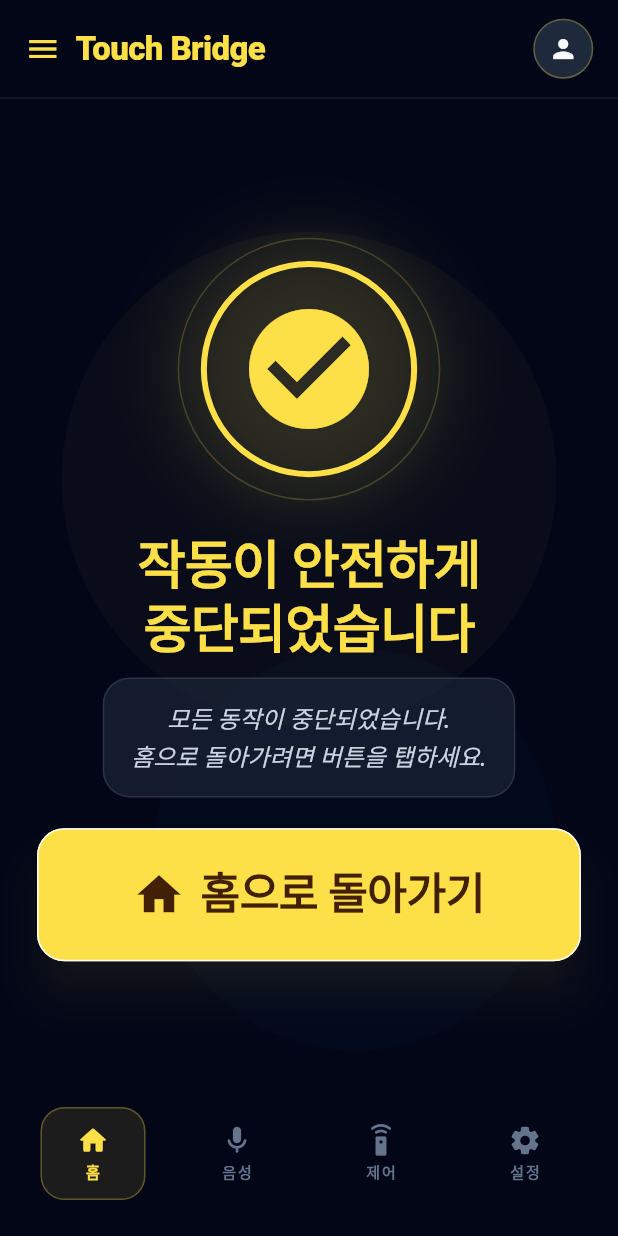
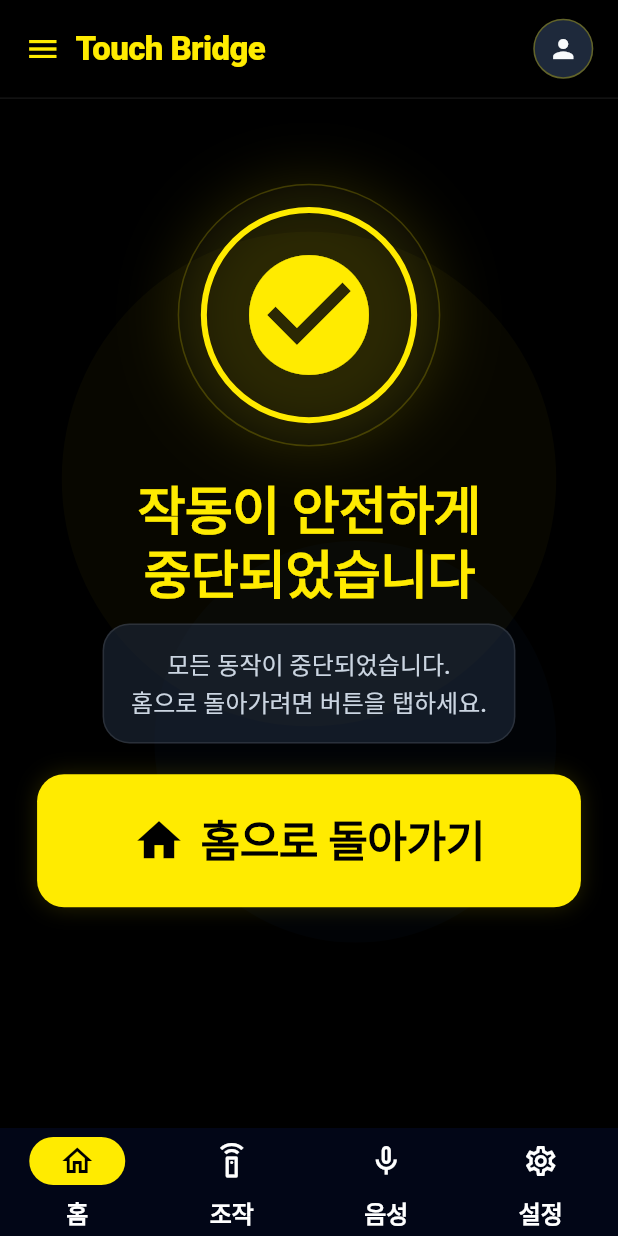
Before and after one commit to Seongwonp/touch_bridge, a Flutter app: the StopDoneScreen screen opened directly, on a phone screen of 412 x 824 dp. Run offline on Flutter 3.47's test engine with Material 3 defaults, Android fonts, the phone set to English and light mode, and no system bars; our stand-ins replace flutter_blue_plus, flutter_dotenv, flutter_secure_storage, flutter_tts, image_picker, permission_handler and 2 more; missing offline and left inert: mobile_scanner, nfc_manager; accounts and stored records are empty; network calls fail.

Commit message:
feat(screens): polish mapping and safety views

```diff
--- a/lib/screens/safety/emergency_stop_screen.dart
+++ b/lib/screens/safety/emergency_stop_screen.dart
@@ -120,8 +120,8 @@ class _EmergencyStopScreenState extends State<EmergencyStopScreen>
     return '${m.toString().padLeft(2, '0')}:${s.toString().padLeft(2, '0')}';
   }
 
-  Future<void> _speak(String message) async {
-    await _tts.speak(message);
+  Future<void> _speak(String message, {String source = 'emergencystopScreen'}) async {
+    await _tts.speak(message, source: source);
   }
 
   void _onHoldStart() {
--- a/lib/screens/safety/stop_done_screen.dart
+++ b/lib/screens/safety/stop_done_screen.dart
@@ -2,8 +2,13 @@ import 'package:flutter/material.dart';
 import 'package:flutter/services.dart';
 
 import '../../widgets/responsive_scale.dart';
-import '../../services/tts_service.dart'; // TtsService 임포트
+import '../../widgets/bottom_nav_bar.dart';
+import '../../services/tts_service.dart';
 
+/// 비상 정지 완료 화면
+/// - 이중 탭 확인 패턴 구현
+/// - BottomNavBar로 통일된 네비게이션
+/// - 시각장애인 접근성 최우선
 class StopDoneScreen extends StatefulWidget {
   const StopDoneScreen({super.key});
 
@@ -12,111 +17,46 @@ class StopDoneScreen extends StatefulWidget {
 }
 
 class _StopDoneScreenState extends State<StopDoneScreen> {
-  final TtsService _tts = TtsService(); // TtsService 인스턴스 생성
-  int? _armedNavIndex;
+  final TtsService _tts = TtsService();
+  MainTab _currentTab = MainTab.home;
+  bool _armedHomeButton = false;
 
   @override
   void initState() {
     super.initState();
-    _tts.speak('작동이 안전하게 중단되었습니다. 홈으로 돌아가려면 버튼을 탭하세요.'); // 화면 진입 시 TTS 안내
+    _tts.speak('작동이 안전하게 중단되었습니다. 홈으로 돌아가려면 버튼을 탭하세요.', interrupt: true);
   }
 
-  void _goHome() async {
-    await _tts.speak('홈 화면으로 돌아갑니다.'); // 홈 이동 전 TTS 안내
+  Future<void> _goHome() async {
+    await _tts.speak('홈 화면으로 돌아갑니다.');
     if (!mounted) return;
     Navigator.of(context).popUntil((route) => route.isFirst);
   }
 
-  void _onBottomTap(int index) async {
-    if (_armedNavIndex != index) {
-      setState(() {
-        _armedNavIndex = index;
+  Future<void> _onHomeButtonTap() async {
+    if (!_armedHomeButton) {
+      setState(() => _armedHomeButton = true);
+      HapticFeedback.mediumImpact();
+      await _tts.speak('홈으로 돌아가기 버튼입니다. 한 번 더 누르면 실행합니다.');
+      Future.delayed(const Duration(seconds: 4), () {
+        if (mounted) setState(() => _armedHomeButton = false);
       });
-      HapticFeedback.mediumImpact();
-      await _tts.speak('${_getBottomItemLabel(index)} 탭입니다. 한 번 더 누르면 이동합니다.'); // 탭 선택 안내
       return;
     }
-
-    _armedNavIndex = null; // armed 상태 해제
-    if (index == 0) {
-      _goHome();
-    } else {
-      // 다른 탭으로 이동하는 경우 (현재는 홈만 구현되어 있으므로 플레이스홀더)
-      await _tts.speak('${_getBottomItemLabel(index)} 탭은 현재 이동할 수 없습니다.');
-      setState(() {}); // armed 상태 해제를 위해 rebuild
-    }
+    setState(() => _armedHomeButton = false);
+    HapticFeedback.lightImpact();
+    await _goHome();
   }
 
-  String _getBottomItemLabel(int index) {
-    switch (index) {
-      case 0: return '홈';
-      case 1: return '음성';
-      case 2: return '제어';
-      case 3: return '설정';
-      default: return '';
+  void _handleTabSelected(MainTab tab) {
+    if (tab == MainTab.home) {
+      _goHome();
     }
-  }
-
-  Widget _bottomItem({
-    required int index,
-    required IconData icon,
-    required String label,
-    required bool active,
-  }) {
-    final bool isArmed = _armedNavIndex == index;
-
-    return Semantics( // 하단 아이템 Semantics 추가
-      label: '$label 탭. ${active ? '현재 선택됨' : ''} ${isArmed ? '활성화하려면 두 번 탭하세요.' : ''}',
-      selected: active,
-      button: true,
-      child: InkWell(
-        onTap: () => _onBottomTap(index),
-        borderRadius: BorderRadius.circular(16),
-        child: AnimatedContainer(
-          duration: const Duration(milliseconds: 140),
-          curve: Curves.easeOut,
-          width: 70,
-          height: 62,
-          decoration: BoxDecoration(
-            color: active ? const Color(0x1AFDE047) : Colors.transparent,
-            borderRadius: BorderRadius.circular(16),
-            border: Border.all(
-              color: isArmed
-                  ? Colors.white
-                  : (active ? const Color(0x4DFDE047) : Colors.transparent),
-              width: isArmed ? 2.5 : 1,
-            ),
-          ),
-          child: Column(
-            mainAxisAlignment: MainAxisAlignment.center,
-            children: [
-              Icon(
-                icon,
-                size: 22,
-                color: active ? const Color(0xFFFDE047) : const Color(0xFF64748B),
-              ),
-              const SizedBox(height: 2),
-              Text(
-                label,
-                style: TextStyle(
-                  fontSize: 10,
-                  fontWeight: FontWeight.w800,
-                  letterSpacing: 1.2,
-                  color: active
-                      ? const Color(0xFFFDE047)
-                      : const Color(0xFF64748B),
-                ),
-              ),
-            ],
-          ),
-        ),
-      ),
-    );
   }
 
   @override
   void dispose() {
-    _tts.stop(); // TtsService 리소스 해제
+    _tts.stop();
     super.dispose();
   }
 
@@ -125,10 +65,10 @@ class _StopDoneScreenState extends State<StopDoneScreen> {
     final rs = ResponsiveScale.factor(context);
 
     return Scaffold(
-      backgroundColor: const Color(0xFF020617),
+      backgroundColor: const Color(0xFF000000),
       body: Stack(
         children: [
-          // Background Decoration Glows (Semantics는 필요 없음)
+          // Background Glows (장식 효과, 상호작용 없음)
           Positioned(
             top: ResponsiveScale.v(context, 150),
             left: ResponsiveScale.v(context, 40),
@@ -137,7 +77,7 @@ class _StopDoneScreenState extends State<StopDoneScreen> {
                 width: ResponsiveScale.v(context, 320),
                 height: ResponsiveScale.v(context, 320),
                 decoration: BoxDecoration(
-                  color: const Color(0x08FDE047),
+                  color: const Color(0x08FFEB00),
                   borderRadius: BorderRadius.circular(180),
                 ),
               ),
@@ -160,35 +100,36 @@ class _StopDoneScreenState extends State<StopDoneScreen> {
           SafeArea(
             child: Column(
               children: [
+                // 상단 앱바
                 Container(
                   height: ResponsiveScale.v(context, 64),
                   padding: EdgeInsets.symmetric(
                     horizontal: ResponsiveScale.v(context, 16),
                   ),
                   decoration: const BoxDecoration(
-                    color: Color(0xCC020617),
+                    color: Color(0xCC000000),
                     border: Border(
                       bottom: BorderSide(color: Color(0x14FFFFFF)),
                     ),
                   ),
                   child: Row(
                     children: [
-                      Semantics( // 메뉴 아이콘 Semantics 추가
+                      Semantics(
                         label: '메뉴 버튼',
                         button: true,
                         child: const Icon(
                           Icons.menu,
-                          color: Color(0xFFFDE047),
+                          color: Color(0xFFFFEB00),
                           size: 24,
                         ),
                       ),
                       const SizedBox(width: 10),
-                      Semantics( // 앱 타이틀 Semantics 추가
+                      Semantics(
                         label: 'Touch Bridge 앱',
                         child: const Text(
                           'Touch Bridge',
                           style: TextStyle(
-                            color: Color(0xFFFDE047),
+                            color: Color(0xFFFFEB00),
                             fontSize: 22,
                             fontWeight: FontWeight.w900,
                             letterSpacing: -0.4,
@@ -196,7 +137,7 @@ class _StopDoneScreenState extends State<StopDoneScreen> {
                         ),
                       ),
                       const Spacer(),
-                      Semantics( // 사용자 프로필 아이콘 Semantics 추가
+                      Semantics(
                         label: '사용자 프로필',
                         button: true,
                         child: Container(
@@ -205,7 +146,7 @@ class _StopDoneScreenState extends State<StopDoneScreen> {
                           decoration: BoxDecoration(
                             color: const Color(0xFF1E293B),
                             borderRadius: BorderRadius.circular(20),
-                            border: Border.all(color: const Color(0x4DFDE047)),
+                            border: Border.all(color: const Color(0x4DFFEB00)),
                           ),
                           child: const Icon(
                             Icons.person,
@@ -217,6 +158,7 @@ class _StopDoneScreenState extends State<StopDoneScreen> {
                     ],
                   ),
                 ),
+                // 메인 콘텐츠
                 Expanded(
                   child: Padding(
                     padding: EdgeInsets.fromLTRB(
@@ -228,7 +170,8 @@ class _StopDoneScreenState extends State<StopDoneScreen> {
                     child: Column(
                       mainAxisAlignment: MainAxisAlignment.center,
                       children: [
-                        Semantics( // 완료 아이콘 및 메시지 그룹 Semantics 추가
+                        // 체크 원
+                        Semantics(
                           label: '작동이 안전하게 중단되었습니다. 확인 완료.',
                           child: Container(
                             width: ResponsiveScale.v(context, 170),
@@ -236,10 +179,10 @@ class _StopDoneScreenState extends State<StopDoneScreen> {
                             decoration: BoxDecoration(
                               shape: BoxShape.circle,
                               color: const Color(0x100F172A),
-                              border: Border.all(color: const Color(0x33FDE047)),
+                              border: Border.all(color: const Color(0x33FFEB00)),
                               boxShadow: const [
                                 BoxShadow(
-                                  color: Color(0x26FDE047),
+                                  color: Color(0x26FFEB00),
                                   blurRadius: 36,
                                 ),
                               ],
@@ -251,27 +194,28 @@ class _StopDoneScreenState extends State<StopDoneScreen> {
                                 decoration: BoxDecoration(
                                   shape: BoxShape.circle,
                                   border: Border.all(
-                                    color: const Color(0xFFFDE047),
+                                    color: const Color(0xFFFFEB00),
                                     width: 4,
                                   ),
                                 ),
                                 child: const Icon(
                                   Icons.check_circle,
                                   size: 96,
-                                  color: Color(0xFFFDE047),
+                                  color: Color(0xFFFFEB00),
                                 ),
                               ),
                             ),
                           ),
                         ),
                         SizedBox(height: ResponsiveScale.v(context, 20)),
-                        Semantics( // 주요 상태 메시지 Semantics 추가
+                        // 제목
+                        Semantics(
                           label: '작동이 안전하게 중단되었습니다.',
                           child: Text(
                             '작동이 안전하게\n중단되었습니다',
                             textAlign: TextAlign.center,
                             style: TextStyle(
-                              color: const Color(0xFFFDE047),
+                              color: const Color(0xFFFFEB00),
                               fontSize: 34 * rs,
                               height: 1.15,
                               fontWeight: FontWeight.w900,
@@ -280,7 +224,8 @@ class _StopDoneScreenState extends State<StopDoneScreen> {
                           ),
                         ),
                         SizedBox(height: ResponsiveScale.v(context, 14)),
-                        Semantics( // 추가 안내 메시지 Semantics 추가
+                        // 설명 텍스트
+                        Semantics(
                           label: '모든 동작이 중단되었습니다. 홈으로 돌아가려면 버튼을 탭하세요.',
                           child: Container(
                             padding: const EdgeInsets.symmetric(
@@ -300,33 +245,46 @@ class _StopDoneScreenState extends State<StopDoneScreen> {
                                 fontSize: 16,
                                 fontWeight: FontWeight.w500,
                                 height: 1.5,
-                                fontStyle: FontStyle.italic,
                               ),
                             ),
                           ),
                         ),
                         SizedBox(height: ResponsiveScale.v(context, 20)),
+                        // 홈으로 돌아가기 버튼
                         SizedBox(
                           width: double.infinity,
                           height: ResponsiveScale.v(context, 86),
-                          child: Semantics( // 홈으로 돌아가기 버튼 Semantics 추가
-                            label: '홈으로 돌아가기 버튼',
+                          child: Semantics(
+                            label: '홈으로 돌아가기 버튼${_armedHomeButton ? '. 활성화됨. 한 번 더 누르면 실행됨' : ''}',
                             button: true,
-                            child: ElevatedButton(
-                              onPressed: _goHome,
-                              style: ElevatedButton.styleFrom(
-                                backgroundColor: const Color(0xFFFDE047),
-                                foregroundColor: const Color(0xFF422006),
-                                shape: RoundedRectangleBorder(
+                            child: Material(
+                              color: Colors.transparent,
+                              child: InkWell(
+                                onTap: _onHomeButtonTap,
                                 borderRadius: BorderRadius.circular(18),
+                                child: AnimatedContainer(
+                                  duration: const Duration(milliseconds: 140),
+                                  decoration: BoxDecoration(
+                                    color: const Color(0xFFFFEB00),
+                                    borderRadius: BorderRadius.circular(18),
+                                    border: Border.all(
+                                      color: _armedHomeButton
+                                          ? const Color(0xFF422006)
+                                          : Colors.transparent,
+                                      width: 3,
                                     ),
-                                elevation: 12,
-                                shadowColor: const Color(0x26FDE047),
+                                    boxShadow: [
+                                      BoxShadow(
+                                        color: const Color(0x26FFEB00),
+                                        blurRadius: 12,
+                                        spreadRadius: _armedHomeButton ? 4 : 0,
+                                      ),
+                                    ],
                                   ),
                                   child: Row(
                                     mainAxisAlignment: MainAxisAlignment.center,
                                     children: [
-                                  Icon(Icons.home, size: 34 * rs),
+                                      Icon(Icons.home, size: 34 * rs, color: const Color(0xFF000000)),
                                       SizedBox(width: ResponsiveScale.v(context, 10)),
                                       Text(
                                         '홈으로 돌아가기',
@@ -334,9 +292,12 @@ class _StopDoneScreenState extends State<StopDoneScreen> {
                                           fontSize: 28 * rs,
                                           fontWeight: FontWeight.w900,
                                           letterSpacing: -0.4,
+                                          color: const Color(0xFF000000),
                                         ),
                                       ),
                                     ],
+                                  ),
+                                ),
                               ),
                             ),
                           ),
@@ -348,55 +309,12 @@ class _StopDoneScreenState extends State<StopDoneScreen> {
               ],
             ),
           ),
-          Positioned(
-            left: 0,
-            right: 0,
-            bottom: 0,
-            child: Container(
-              padding: const EdgeInsets.fromLTRB(14, 10, 14, 24),
-              decoration: const BoxDecoration(
-                gradient: LinearGradient(
-                  colors: [
-                    Color(0xFF020617),
-                    Color(0xE6020617),
-                    Color(0x00020617),
-                  ],
-                  begin: Alignment.bottomCenter,
-                  end: Alignment.topCenter,
-                ),
-              ),
-              child: Row(
-                mainAxisAlignment: MainAxisAlignment.spaceAround,
-                children: [
-                  _bottomItem(
-                    index: 0,
-                    icon: Icons.home_rounded,
-                    label: '홈',
-                    active: true,
-                  ),
-                  _bottomItem(
-                    index: 1,
-                    icon: Icons.mic_rounded,
-                    label: '음성',
-                    active: false,
-                  ),
-                  _bottomItem(
-                    index: 2,
-                    icon: Icons.settings_remote_rounded,
-                    label: '제어',
-                    active: false,
-                  ),
-                  _bottomItem(
-                    index: 3,
-                    icon: Icons.settings_rounded,
-                    label: '설정',
-                    active: false,
-                  ),
         ],
       ),
-            ),
-          ),
-        ],
+      // 하단 네비게이션 — BottomNavBar로 통일
+      bottomNavigationBar: BottomNavBar(
+        currentTab: _currentTab,
+        onTabSelected: _handleTabSelected,
       ),
     );
   }
```
Also changed, not shown: lib/screens/mapping/photo_mapping_screen.dart (+90 -30 lines), lib/screens/settings/settings_screen.dart (+5 -4 lines). Lines whose indentation alone changed are shown as unchanged.
